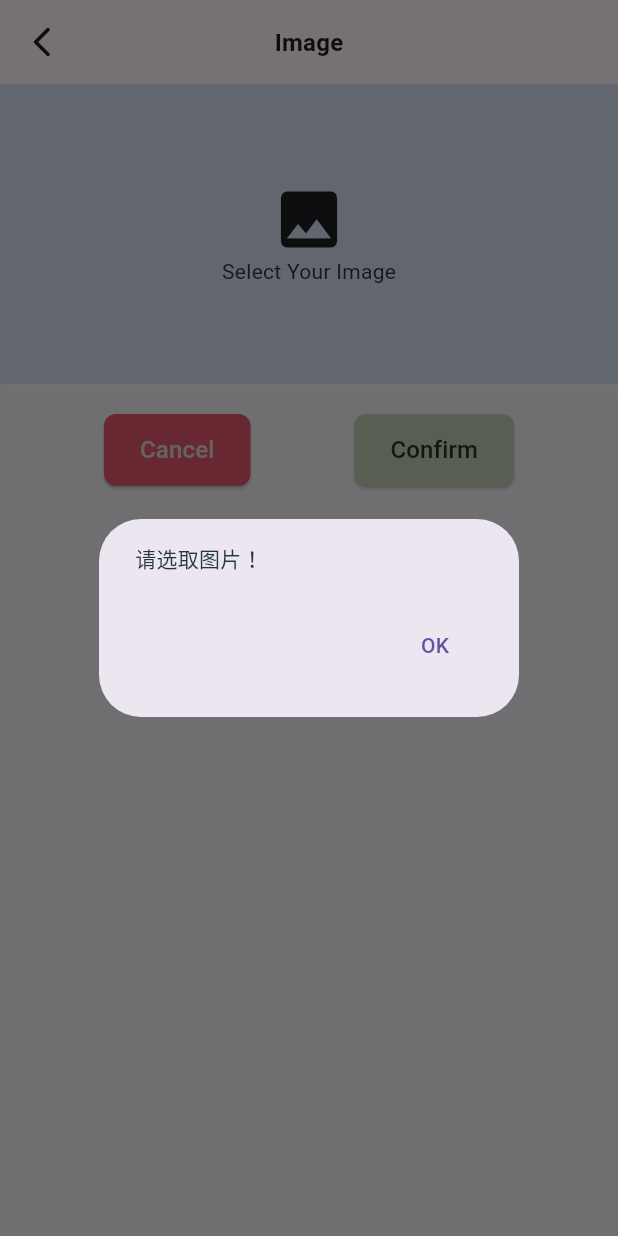
After one commit to hauchenglee/calorietracker-flutter, a Flutter app: the ChatScreen screen opened directly, after a tap on "Confirm", on a phone screen of 412 x 824 dp. The commit adds this screen. Run offline on Flutter 3.47's test engine with Material 3 defaults, Android fonts, the phone set to English and light mode, and no system bars; our stand-ins replace flutter_image_compress, flutter_speed_dial, font_awesome_flutter, image_picker.

Commit message:
feat(api): api connect ok
1. api前后端交互完成
2. 加入app theme color
3. 调整dialog

```diff
--- a/lib/deprecated/addition_dial_widget.dart
+++ b/lib/deprecated/addition_dial_widget.dart
@@ -1,4 +1,4 @@
-import 'package:calorie_tracker_app/feature/addition/addition_form_screen.dart';
+import 'package:calorie_tracker_app/feature/chat/chat_screen.dart';
 import 'package:flutter/material.dart';
 import 'package:flutter_speed_dial/flutter_speed_dial.dart';
 import 'package:font_awesome_flutter/font_awesome_flutter.dart';
@@ -106,7 +106,7 @@ class AdditionDialWidget extends StatelessWidget {
               label: "QUICK_ADD_LABEL",
               onTap: () => {
                 Navigator.of(context).push(
-                  MaterialPageRoute(builder: (context) => AdditionFormScreen()),
+                  MaterialPageRoute(builder: (context) => ChatScreen()),
                 ),
               },
             ),
@@ -117,7 +117,7 @@ class AdditionDialWidget extends StatelessWidget {
               label: "DETAIL_ADD_LABEL",
               onTap: () => {
                 Navigator.of(context).push(
-                  MaterialPageRoute(builder: (context) => AdditionFormScreen()),
+                  MaterialPageRoute(builder: (context) => ChatScreen()),
                 ),
               },
             ),
--- /dev/null
+++ b/lib/feature/chat/chat_screen.dart
@@ -0,0 +1,128 @@
+import 'dart:io';
+
+import 'package:calorie_tracker_app/feature/chat/chat_service.dart';
+import 'package:calorie_tracker_app/util/api_response.dart';
+import 'package:calorie_tracker_app/util/app_color.dart';
+import 'package:calorie_tracker_app/util/file/image_compress_util.dart';
+import 'package:calorie_tracker_app/widget/cancel_btn.dart';
+import 'package:calorie_tracker_app/widget/confirm_btn.dart';
+import 'package:calorie_tracker_app/widget/custom_dialog.dart';
+import 'package:flutter/material.dart';
+
+class ChatScreen extends StatefulWidget {
+  const ChatScreen({super.key});
+
+  @override
+  _ChatScreenState createState() => _ChatScreenState();
+}
+
+class _ChatScreenState extends State<ChatScreen> {
+  File? _image;
+  bool _isLoading = false; // 加载状态标志
+
+  void _selectImage() async {
+    ImagePickerCompressUtil imagePickerUtil = ImagePickerCompressUtil();
+    File? selectedImage = await imagePickerUtil.pickImage();
+    setState(() {
+      _image = selectedImage;
+    });
+  }
+
+  void _clearImage() {
+    setState(() {
+      _image = null; // 清空图片
+    });
+  }
+
+  Future<String> _onPressChat(BuildContext context, File imageFile) async {
+    try {
+      ApiResponse response1 = await ChatService().uploadImage(imageFile); // 等待图片上传
+      ApiResponse response2 = await ChatService().chatVersion(response1.data); // 等待版本检查
+      return response2.data.toString();
+    } catch (e) {
+      return "Error processing image and version: $e";
+    }
+  }
+
+  @override
+  Widget build(BuildContext context) {
+    return Scaffold(
+      appBar: AppBar(
+        title: const Text('Image'),
+      ),
+      body: Column(
+        crossAxisAlignment: CrossAxisAlignment.stretch,
+        children: [
+          GestureDetector(
+            onTap: _selectImage, // 点击容器时触发图片选择
+            child: Container(
+              height: 200.0,
+              width: double.infinity,
+              decoration: BoxDecoration(
+                color: AppTheme.iceBlue2,
+                boxShadow: [
+                  BoxShadow(color: Colors.black.withOpacity(0.2), offset: Offset(-4.0, -4.0), blurRadius: 5.0, spreadRadius: 1.0),
+                  BoxShadow(color: Colors.white.withOpacity(0.6), offset: Offset(4.0, 4.0), blurRadius: 5.0, spreadRadius: 1.0),
+                ],
+              ),
+              child: _image == null
+                  ? const Column(
+                      mainAxisAlignment: MainAxisAlignment.center,
+                      children: <Widget>[
+                        Icon(Icons.image, size: 50),
+                        Text('Select Your Image'),
+                      ],
+                    )
+                  : Stack(
+                      fit: StackFit.expand,
+                      children: [
+                        Image.file(_image!, fit: BoxFit.cover), // 展示选择的图片
+                        Container(
+                          color: AppTheme.green1.withOpacity(0.5), // 绿色蒙版，透明度50%
+                        ),
+                        Center(
+                          // 在画面中央增加一个重新选取的图标
+                          child: Icon(
+                            Icons.refresh, // 使用刷新图标作为重新选取的概念
+                            size: 80, // 图标大小
+                            color: AppTheme.iceBlue6.withOpacity(0.9), // 图标颜色和透明度与蒙版相同
+                          ),
+                        ),
+                      ],
+                    ),
+            ),
+          ),
+          const SizedBox(height: 20), // Add some space between the container and the buttons
+          Row(
+            mainAxisAlignment: MainAxisAlignment.spaceEvenly,
+            children: [
+              if (_isLoading) CircularProgressIndicator(), // 如果正在加载，则显示加载动画
+              CancelBtn(
+                onPressed: () {
+                  _clearImage();
+                },
+              ),
+              ConfirmBtn(
+                onPressed: () async {
+                  if (_image != null) {
+                    setState(() {
+                      _isLoading = true; // 开始加载，显示加载动画
+                    });
+                    String response = await _onPressChat(context, _image!);
+                    if (!mounted) return;
+                    setState(() {
+                      _isLoading = false; // 加载完成，隐藏加载动画
+                    });
+                    CustomDialog().showCustomDialog(context, response);
+                  } else {
+                    CustomDialog().showCustomDialog(context, "请选取图片！");
+                  }
+                },
+              ),
+            ],
+          ),
+        ],
+      ),
+    );
+  }
+}
--- /dev/null
+++ b/lib/feature/chat/chat_service.dart
@@ -0,0 +1,24 @@
+import 'dart:io';
+
+import 'package:calorie_tracker_app/util/api_response.dart'; // 用于设置Content-Type
+import 'package:calorie_tracker_app/util/app_string.dart';
+import 'package:calorie_tracker_app/util/http_util.dart';
+
+class ChatService {
+  // 上传图片
+  Future<ApiResponse> uploadImage(File imageFile) async {
+      var url = '$BASE_URL/image';
+      Map<String, dynamic> result = await HttpUtil.sendPostWithFile(url, imageFile, 'image');
+      return ApiResponse.fromJson(result);
+  }
+
+  Future<ApiResponse> chatVersion(String imageName) async {
+    Map<String, dynamic> requestBody = {
+      'filename': imageName,
+    };
+
+    var url = '$BASE_URL/chat/version';
+    Map<String, dynamic> result = await HttpUtil.sendPost(url, requestBody);
+    return ApiResponse.fromJson(result);
+  }
+}
--- /dev/null
+++ b/lib/util/api_response.dart
@@ -0,0 +1,24 @@
+class ApiResponse {
+  final int code;
+  final String message;
+  final dynamic data;
+
+  ApiResponse({
+    required this.code,
+    required this.message,
+    this.data,
+  });
+
+  factory ApiResponse.fromJson(Map<String, dynamic> json) {
+    return ApiResponse(
+      code: json['code'],
+      message: json['message'],
+      data: json['data'], // 直接保持原样，因为它可以是任何类型
+    );
+  }
+
+  @override
+  String toString() {
+    return 'ApiResponse{code: $code, message: $message, data: $data}';
+  }
+}
--- a/lib/util/app_color.dart
+++ b/lib/util/app_color.dart
@@ -3,13 +3,34 @@ import 'package:flutter/material.dart';
 class AppTheme {
   AppTheme._();
 
+  static const Color green1 = Color(0xFFecede8);
+  static const Color green2 = Color(0xFFe4e6d9);
+  static const Color green3 = Color(0xFFc0cfb2);
+  static const Color green4 = Color(0xFF8ba888);
+  static const Color green5 = Color(0xFF49654e);
+  static const Color green6 = Color(0xFF253528);
+
+  static const Color white = Color(0xFFFFFFFF);
+  static const Color grey = Color(0xFF3A5160);
+  static const Color background = Color(0xFFF2F3F8);
+
+  static const Color iceBlue1 = Color(0xFFf1f4fb);
+  static const Color iceBlue2 = Color(0xFFd5deef);
+  static const Color iceBlue3 = Color(0xFFb2caee);
+  static const Color iceBlue4 = Color(0xFF89afe0);
+  static const Color iceBlue5 = Color(0xFF618fca);
+  static const Color iceBlue6 = Color(0xFF3a5985);
+
+  static const Color autumnRed1 = Color(0xFFddd5d2);
+  static const Color autumnRed2 = Color(0xFFdedddb);
+  static const Color autumnRed3 = Color(0xFFdbc2bd);
+  static const Color autumnRed4 = Color(0xFFe0576b);
+  static const Color autumnRed5 = Color(0xFFc62038);
+  static const Color autumnRed6 = Color(0xFFbb031d);
+
   static const Color notWhite = Color(0xFFEDF0F2);
   static const Color nearlyWhite = Color(0xFFFEFEFE);
-  static const Color white = Color(0xFFFFFFFF);
-  static const Color background = Color(0xFFF2F3F8);
-  static const Color grey = Color(0xFF3A5160);
   static const Color darkGrey = Color(0xFF313A44);
-
   static const Color nearlyDarkBlue = Color(0xFF2633C5);
   static const Color nearlyBlue = Color(0xFF00B6F0);
   static const Color nearlyBlack = Color(0xFF213333);
@@ -32,7 +53,8 @@ class AppTheme {
     caption: caption,
   );
 
-  static const TextStyle display1 = TextStyle( // h4 -> display1
+  static const TextStyle display1 = TextStyle(
+    // h4 -> display1
     fontFamily: fontName,
     fontWeight: FontWeight.bold,
     fontSize: 36,
@@ -41,7 +63,8 @@ class AppTheme {
     color: darkerText,
   );
 
-  static const TextStyle headline = TextStyle( // h5 -> headline
+  static const TextStyle headline = TextStyle(
+    // h5 -> headline
     fontFamily: fontName,
     fontWeight: FontWeight.bold,
     fontSize: 24,
@@ -49,7 +72,8 @@ class AppTheme {
     color: darkerText,
   );
 
-  static const TextStyle title = TextStyle( // h6 -> title
+  static const TextStyle title = TextStyle(
+    // h6 -> title
     fontFamily: fontName,
     fontWeight: FontWeight.bold,
     fontSize: 16,
@@ -57,7 +81,8 @@ class AppTheme {
     color: darkerText,
   );
 
-  static const TextStyle subtitle = TextStyle( // subtitle2 -> subtitle
+  static const TextStyle subtitle = TextStyle(
+    // subtitle2 -> subtitle
     fontFamily: fontName,
     fontWeight: FontWeight.w400,
     fontSize: 14,
@@ -65,7 +90,8 @@ class AppTheme {
     color: darkText,
   );
 
-  static const TextStyle body2 = TextStyle( // body1 -> body2
+  static const TextStyle body2 = TextStyle(
+    // body1 -> body2
     fontFamily: fontName,
     fontWeight: FontWeight.w400,
     fontSize: 14,
@@ -73,7 +99,8 @@ class AppTheme {
     color: darkText,
   );
 
-  static const TextStyle body1 = TextStyle( // body2 -> body1
+  static const TextStyle body1 = TextStyle(
+    // body2 -> body1
     fontFamily: fontName,
     fontWeight: FontWeight.w400,
     fontSize: 16,
@@ -81,7 +108,8 @@ class AppTheme {
     color: darkText,
   );
 
-  static const TextStyle caption = TextStyle( // Caption -> caption
+  static const TextStyle caption = TextStyle(
+    // Caption -> caption
     fontFamily: fontName,
     fontWeight: FontWeight.w400,
     fontSize: 12,
--- a/lib/util/app_string.dart
+++ b/lib/util/app_string.dart
@@ -5,3 +5,7 @@ const String APP_NAME = "calorie tracker app";
 
 /// addition
 const String SELECTED_IMAGE_ERR_MSG = "選取圖片時發生錯誤，請重新選擇";
+
+/// api
+/// https://stackoverflow.com/questions/75232122/accessing-localhost-api-from-android-device
+const String BASE_URL = "http://localhost:8080/api";
--- a/lib/view/bottom/tab_icons.dart
+++ b/lib/view/bottom/tab_icons.dart
@@ -1,3 +1,4 @@
+import 'package:calorie_tracker_app/util/app_color.dart';
 import 'package:flutter/material.dart';
 
 import 'tab_icon_data.dart';
@@ -56,7 +57,7 @@ class _TabIconsState extends State<TabIcons> with TickerProviderStateMixin {
               child: Icon(
                 widget.tabIconData?.iconData,
                 size: 24,
-                color: Colors.grey, // 替换为适当的颜色或AppTheme.lightText
+                color: AppTheme.grey, // 替换为适当的颜色或AppTheme.lightText
               ),
             ),
           ),
--- a/lib/view/navigation/navigation_view.dart
+++ b/lib/view/navigation/navigation_view.dart
@@ -53,16 +53,13 @@ class _NavigationViewState extends State<NavigationView>
 
   @override
   Widget build(BuildContext context) {
-    return Container(
-      color: AppTheme.background,
-      child: Scaffold(
+    return Scaffold(
       backgroundColor: Colors.transparent,
       body: FutureBuilder<bool>(
         future: _getData(),
         builder: (BuildContext context, AsyncSnapshot<bool> snapshot) {
           return _buildContext(context, snapshot);
         },
-        ),
       ),
     );
   }
--- a/lib/widget/cancel_btn.dart
+++ b/lib/widget/cancel_btn.dart
@@ -1,3 +1,4 @@
+import 'package:calorie_tracker_app/util/app_color.dart';
 import 'package:flutter/material.dart';
 
 class CancelBtn extends StatelessWidget {
@@ -19,16 +20,15 @@ class CancelBtn extends StatelessWidget {
           child: ElevatedButton(
             onPressed: onPressed,
             style: ElevatedButton.styleFrom(
-              backgroundColor: Colors.white, // 设置按钮的背景颜色为蓝色
-              foregroundColor: Colors.redAccent, // 设置按钮的点击颜色（文本和图标）
+              backgroundColor: AppTheme.autumnRed4, // 设置按钮的背景颜色为蓝色
+              foregroundColor: AppTheme.autumnRed1, // 设置按钮的点击颜色（文本和图标）
               shape: RoundedRectangleBorder(
                 // 设置按钮形状
                 borderRadius: BorderRadius.circular(8), // 圆角矩形
               ),
               fixedSize: Size(buttonWidth, 48), // 设置固定尺寸，高度为48
             ),
-            child:
-                const Text("Cancel", style: TextStyle(fontSize: 16)), // 显示按钮文本
+            child: const Text("Cancel", style: TextStyle(fontSize: 16)), // 显示按钮文本
           ),
         );
       },
--- a/lib/widget/confirm_btn.dart
+++ b/lib/widget/confirm_btn.dart
@@ -1,3 +1,4 @@
+import 'package:calorie_tracker_app/util/app_color.dart';
 import 'package:flutter/material.dart';
 
 class ConfirmBtn extends StatelessWidget {
@@ -19,16 +20,15 @@ class ConfirmBtn extends StatelessWidget {
           child: ElevatedButton(
             onPressed: onPressed,
             style: ElevatedButton.styleFrom(
-              backgroundColor: Colors.blueAccent, // 设置按钮的背景颜色为蓝色
-              foregroundColor: Colors.white, // 设置按钮的点击颜色（文本和图标）
+              backgroundColor: AppTheme.green3, // 设置按钮的背景颜色为蓝色
+              foregroundColor: AppTheme.green6, // 设置按钮的点击颜色（文本和图标）
               shape: RoundedRectangleBorder(
                 // 设置按钮形状
                 borderRadius: BorderRadius.circular(8), // 圆角矩形
               ),
               fixedSize: Size(buttonWidth, 48), // 设置固定尺寸，高度为48
             ),
-            child:
-                const Text("Confirm", style: TextStyle(fontSize: 16)), // 显示按钮文本
+            child: const Text("Confirm", style: TextStyle(fontSize: 16)), // 显示按钮文本
           ),
         );
       },
--- /dev/null
+++ b/lib/widget/custom_dialog.dart
@@ -0,0 +1,20 @@
+import 'package:flutter/material.dart';
+
+class CustomDialog {
+  void showCustomDialog(BuildContext context, String message) {
+    showDialog(
+      context: context,
+      builder: (BuildContext context) {
+        return AlertDialog(
+          content: Text(message),
+          actions: <Widget>[
+            TextButton(
+              child: const Text("OK"),
+              onPressed: () => Navigator.of(context).pop(), // 关闭对话框
+            ),
+          ],
+        );
+      },
+    );
+  }
+}
--- a/pubspec.yaml
+++ b/pubspec.yaml
@@ -43,10 +43,15 @@ dependencies:
   image_picker: 1.0.5
   flutter_image_compress: ^1.1.0
   flutter_bloc: ^8.1.0
+  json_annotation: ^4.8.0
+  http: ^1.0.0
+  mime: ^1.0.2
 
 dev_dependencies:
   flutter_test:
     sdk: flutter
+  build_runner: ^2.0.3
+  json_serializable: ^6.7.0
 
   # The "flutter_lints" package below contains a set of recommended lints to
   # encourage good coding practices. The lint set provided by the package is
```
Also changed, not shown: lib/exception/exception_handler.dart (added, +19 -0 lines), lib/feature/addition/addition_form_screen.dart (deleted, +0 -85 lines), lib/feature/chat/chat_model.dart (added, +71 -0 lines), lib/main.dart (+7 -0 lines), lib/util/http_util.dart (added, +74 -0 lines), lib/view/bottom/bottom_view.dart (+6 -7 lines), lib/widget/submit_btn.dart (deleted, +0 -37 lines), pubspec.lock. Lines whose indentation alone changed are shown as unchanged.
